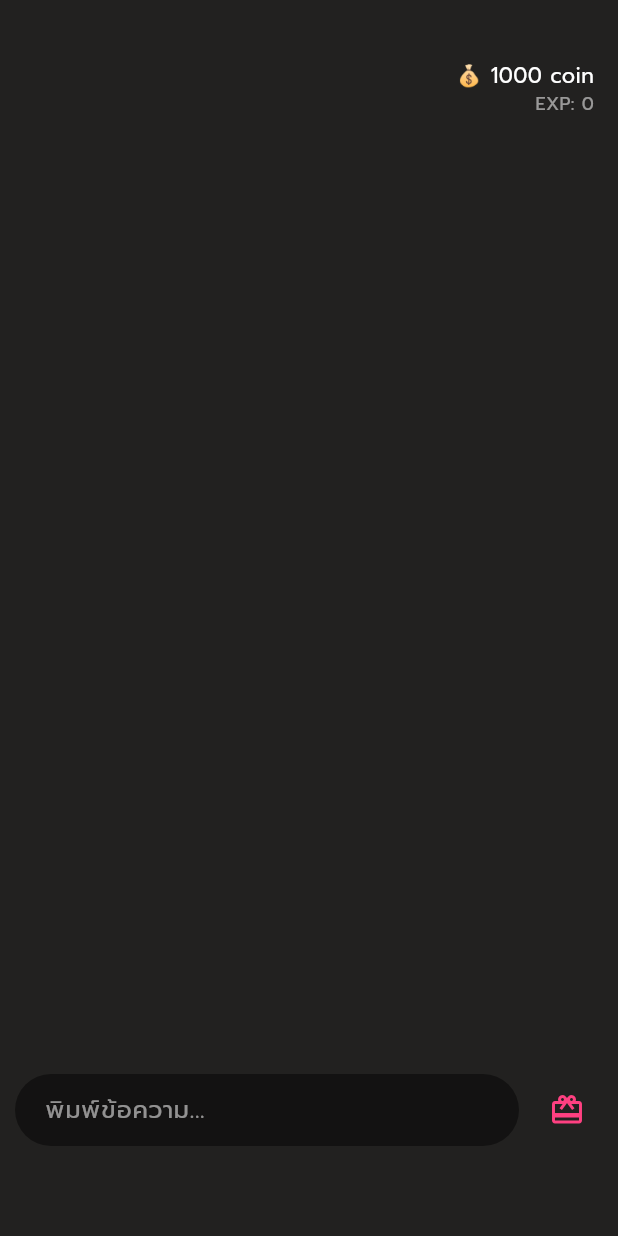
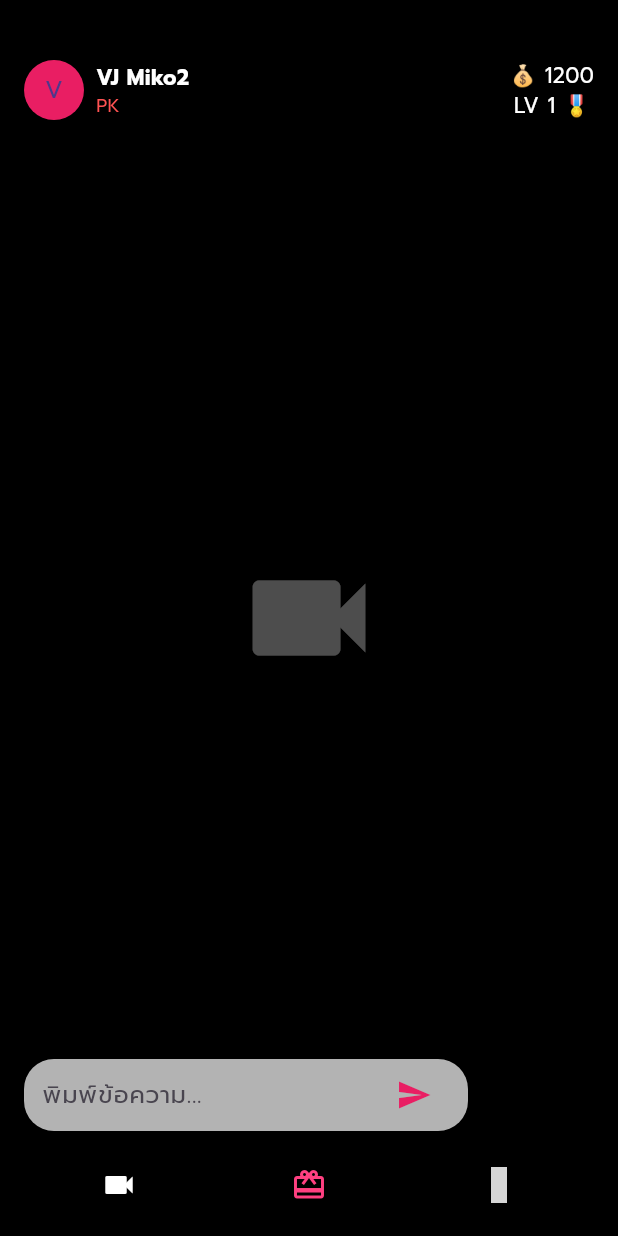
Before and after one commit to parinya112/joylive-ios, a Flutter app: the ExplorePage screen opened directly, after a tap on "PK", on a phone screen of 412 x 824 dp. Run offline on Flutter 3.47's test engine with Material 3 defaults, Android fonts, the phone set to English and light mode, and no system bars; network calls fail; statements that could not run were skipped; grey boxes are pictures that could not be loaded.

Commit message:
Add viewer_room.dart with real chat, gift, coin, EXP system

```diff
--- a/lib/ui/pages/viewer_room.dart
+++ b/lib/ui/pages/viewer_room.dart
@@ -11,64 +11,48 @@ class ViewerRoomPage extends StatefulWidget {
 }
 
 class _ViewerRoomPageState extends State<ViewerRoomPage> {
-  int coin = 1000;
+  int coin = 1200;
   int exp = 0;
   int level = 1;
   bool showGiftPopup = false;
-  bool showInfo = true;
 
   final TextEditingController _chatController = TextEditingController();
-  List<Map<String, String>> chatMessages = [];
+  final List<Map<String, dynamic>> chatMessages = [];
 
   final List<Map<String, dynamic>> gifts = [
-    {"name": "เค้กน่ารัก", "price": 10},
-    {"name": "ครัวซองต์", "price": 99},
-    {"name": "แซนด์วิช", "price": 299},
-    {"name": "เค้กธงลาว", "price": 999},
+    {'name': 'หัวใจ', 'price': 10},
+    {'name': 'ดอกไม้', 'price': 50},
+    {'name': 'ยูนิคอร์น', 'price': 199},
   ];
 
-  void _sendGift(Map<String, dynamic> gift) {
+  void sendGift(Map<String, dynamic> gift) {
     if (coin >= gift['price']) {
       setState(() {
         coin -= gift['price'];
-        exp += gift['price'] * 10;
-        level = ((exp ~/ 100) + 1).toInt(); // ✅ แก้ type
+        exp += gift['price'];
+        level = 1 + (exp ~/ 100);
         chatMessages.add({
-          "text": "ส่ง ${gift['name']} 🎁 (${gift['price']} coin)",
-          "level": "Lv.$level"
+          'type': 'gift',
+          'msg': '🎁 ส่ง ${gift['name']}',
+          'level': level,
         });
-        showGiftPopup = false;
-        showInfo = true;
-      });
-      Future.delayed(const Duration(seconds: 3), () {
-        if (mounted) setState(() => showInfo = false);
       });
     }
+    setState(() => showGiftPopup = false);
   }
 
-  void _sendChat() {
-    final text = _chatController.text;
-    if (text.trim().isNotEmpty) {
+  void sendMessage() {
+    final msg = _chatController.text.trim();
+    if (msg.isNotEmpty) {
       setState(() {
         chatMessages.add({
-          "text": text.trim(),
-          "level": "Lv.$level"
+          'type': 'chat',
+          'msg': msg,
+          'level': level,
         });
         _chatController.clear();
-        showInfo = true;
-      });
-      Future.delayed(const Duration(seconds: 3), () {
-        if (mounted) setState(() => showInfo = false);
       });
     }
-  }
-
-  @override
-  void initState() {
-    super.initState();
-    Future.delayed(const Duration(seconds: 3), () {
-      if (mounted) setState(() => showInfo = false);
-    });
   }
 
   @override
@@ -76,28 +60,66 @@ class _ViewerRoomPageState extends State<ViewerRoomPage> {
     return Scaffold(
       body: Stack(
         children: [
-          // ไลฟ์จำลอง (พื้นหลัง)
-          Container(color: Colors.black87),
+          // ไลฟ์จำลอง
+          Container(
+            color: Colors.black,
+            child: Center(
+              child: Icon(Icons.videocam, size: 100, color: Colors.white30),
+            ),
+          ),
 
-          // Chat overlay
+          // UI ด้านบน
           Positioned(
-            bottom: 130,
-            left: 10,
-            right: 10,
+            top: 40,
+            left: 16,
+            right: 16,
+            child: Row(
+              mainAxisAlignment: MainAxisAlignment.spaceBetween,
+              children: [
+                // VJ Info
+                Row(
+                  children: [
+                    CircleAvatar(backgroundColor: Colors.pink, child: Text(widget.vjName[0])),
+                    const SizedBox(width: 8),
+                    Column(
+                      crossAxisAlignment: CrossAxisAlignment.start,
+                      children: [
+                        Text(widget.vjName, style: const TextStyle(color: Colors.white, fontWeight: FontWeight.bold)),
+                        Text(widget.status, style: const TextStyle(color: Colors.redAccent, fontSize: 12)),
+                      ],
+                    ),
+                  ],
+                ),
+                // Coin / EXP
+                Column(
+                  children: [
+                    Text('💰 $coin', style: const TextStyle(color: Colors.white)),
+                    Text('LV $level 🎖️', style: const TextStyle(color: Colors.white)),
+                  ],
+                ),
+              ],
+            ),
+          ),
+
+          // แชท overlay
+          Positioned(
+            bottom: 120,
+            left: 16,
+            right: 16,
             child: Column(
-              crossAxisAlignment: CrossAxisAlignment.start,
-              children: chatMessages.map((msg) {
-                return Padding(
-                  padding: const EdgeInsets.symmetric(vertical: 2),
+              children: chatMessages.reversed.take(6).map((msg) {
+                return Align(
+                  alignment: Alignment.centerLeft,
                   child: Container(
-                    padding: const EdgeInsets.all(8),
+                    margin: const EdgeInsets.only(bottom: 4),
+                    padding: const EdgeInsets.symmetric(horizontal: 10, vertical: 6),
                     decoration: BoxDecoration(
-                      color: Colors.white.withOpacity(0.2),
+                      color: msg['type'] == 'gift' ? Colors.pinkAccent.withOpacity(0.7) : Colors.black54,
                       borderRadius: BorderRadius.circular(20),
                     ),
                     child: Text(
-                      '${msg['level']} : ${msg['text']}',
-                      style: const TextStyle(color: Colors.white),
+                      'LV ${msg['level']} : ${msg['msg']}',
+                      style: const TextStyle(color: Colors.white, fontSize: 14),
                     ),
                   ),
                 );
@@ -105,109 +127,84 @@ class _ViewerRoomPageState extends State<ViewerRoomPage> {
             ),
           ),
 
-          // ปุ่มพิมพ์แชท & ส่งของขวัญ
+          // กล่องพิมพ์ข้อความ
           Positioned(
-            bottom: 60,
-            left: 10,
-            right: 10,
+            bottom: 70,
+            left: 16,
+            right: 100,
+            child: Container(
+              padding: const EdgeInsets.symmetric(horizontal: 12),
+              decoration: BoxDecoration(
+                color: Colors.white70,
+                borderRadius: BorderRadius.circular(20),
+              ),
+              child: Row(
+                children: [
+                  Expanded(
+                    child: TextField(
+                      controller: _chatController,
+                      decoration: const InputDecoration(
+                        border: InputBorder.none,
+                        hintText: 'พิมพ์ข้อความ...',
+                      ),
+                      onSubmitted: (_) => sendMessage(),
+                    ),
+                  ),
+                  IconButton(
+                    icon: const Icon(Icons.send, color: Colors.pink),
+                    onPressed: sendMessage,
+                  ),
+                ],
+              ),
+            ),
+          ),
+
+          // Bottom Buttons
+          Positioned(
+            bottom: 10,
+            left: 16,
+            right: 16,
             child: Row(
+              mainAxisAlignment: MainAxisAlignment.spaceAround,
               children: [
-                Expanded(
-                  child: TextField(
-                    controller: _chatController,
-                    style: const TextStyle(color: Colors.white),
-                    decoration: InputDecoration(
-                      hintText: "พิมพ์ข้อความ...",
-                      hintStyle: const TextStyle(color: Colors.white54),
-                      filled: true,
-                      fillColor: Colors.black45,
-                      border: OutlineInputBorder(
-                        borderRadius: BorderRadius.circular(30),
-                        borderSide: BorderSide.none,
-                      ),
-                      contentPadding: const EdgeInsets.symmetric(horizontal: 16, vertical: 10),
-                    ),
-                    onSubmitted: (_) => _sendChat(),
-                  ),
-                ),
-                const SizedBox(width: 8),
+                IconButton(icon: const Icon(Icons.videocam, color: Colors.white), onPressed: () {}),
                 IconButton(
                   icon: const Icon(Icons.card_giftcard, color: Colors.pinkAccent),
                   onPressed: () => setState(() => showGiftPopup = true),
                 ),
+                IconButton(icon: const Icon(Icons.swords, color: Colors.white), onPressed: () {}),
               ],
             ),
           ),
 
-          // ป๊อปอัปเลือกของขวัญ
+          // Gift Popup
           if (showGiftPopup)
-            Positioned(
-              bottom: 0,
-              left: 0,
-              right: 0,
-              child: Container(
-                padding: const EdgeInsets.all(16),
-                color: Colors.white,
-                child: Column(
-                  mainAxisSize: MainAxisSize.min,
-                  children: [
-                    const Text("เลือกของขวัญ", style: TextStyle(fontSize: 18, fontWeight: FontWeight.bold)),
-                    const SizedBox(height: 8),
-                    SizedBox(
-                      height: 120,
-                      child: ListView.separated(
-                        scrollDirection: Axis.horizontal,
-                        itemCount: gifts.length,
-                        separatorBuilder: (_, __) => const SizedBox(width: 12),
-                        itemBuilder: (context, index) {
-                          final gift = gifts[index];
-                          return GestureDetector(
-                            onTap: () => _sendGift(gift),
-                            child: Container(
-                              width: 100,
-                              padding: const EdgeInsets.all(8),
-                              decoration: BoxDecoration(
-                                color: Colors.pink.shade50,
-                                borderRadius: BorderRadius.circular(16),
-                                border: Border.all(color: Colors.pinkAccent),
-                              ),
-                              child: Column(
-                                mainAxisAlignment: MainAxisAlignment.center,
-                                children: [
-                                  Text(gift['name'], style: const TextStyle(fontSize: 14)),
-                                  const SizedBox(height: 8),
-                                  Text('${gift['price']} coin', style: const TextStyle(fontSize: 12)),
-                                ],
-                              ),
+            Positioned.fill(
+              child: GestureDetector(
+                onTap: () => setState(() => showGiftPopup = false),
+                child: Container(
+                  color: Colors.black.withOpacity(0.7),
+                  child: Center(
+                    child: Container(
+                      padding: const EdgeInsets.all(16),
+                      decoration: BoxDecoration(
+                        color: Colors.white,
+                        borderRadius: BorderRadius.circular(20),
+                      ),
+                      child: Column(
+                        mainAxisSize: MainAxisSize.min,
+                        children: gifts.map((gift) {
+                          return ListTile(
+                            title: Text('${gift['name']} - ${gift['price']} coin'),
+                            trailing: ElevatedButton(
+                              onPressed: () => sendGift(gift),
+                              child: const Text('ส่ง'),
                             ),
                           );
-                        },
+                        }).toList(),
                       ),
                     ),
-                    const SizedBox(height: 8),
-                    ElevatedButton(
-                      onPressed: () => setState(() => showGiftPopup = false),
-                      child: const Text("ปิด"),
-                    ),
-                  ],
-                ),
-              ),
-            ),
-
-          // Coin / EXP แสดงเฉพาะตอนเข้า + หลังพิมพ์/ส่งของขวัญ
-          if (showInfo)
-            Positioned(
-              top: 40,
-              right: 16,
-              child: AnimatedOpacity(
-                opacity: 1,
-                duration: const Duration(milliseconds: 500),
-                child: Column(
-                  crossAxisAlignment: CrossAxisAlignment.end,
-                  children: [
-                    Text("💰 $coin coin", style: const TextStyle(color: Colors.white, fontSize: 14)),
-                    Text("EXP: $exp", style: const TextStyle(color: Colors.white54, fontSize: 12)),
-                  ],
+                  ),
                 ),
               ),
             ),
```
Also changed, not shown: lib/main.dart (+163 -5 lines).
